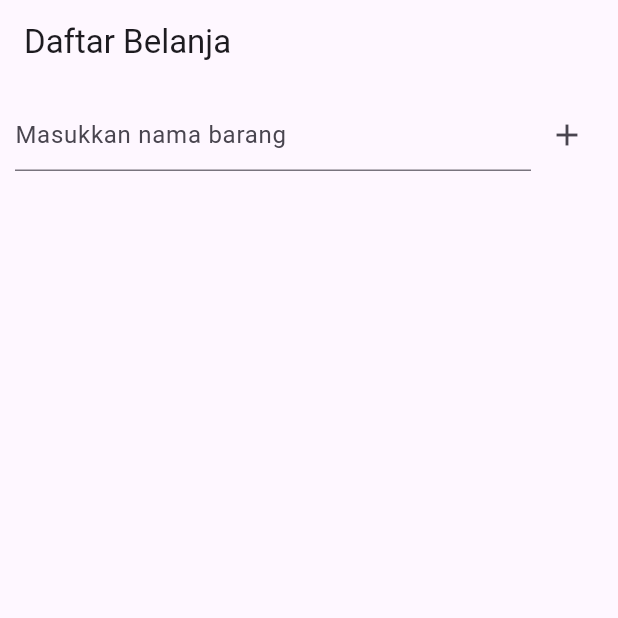
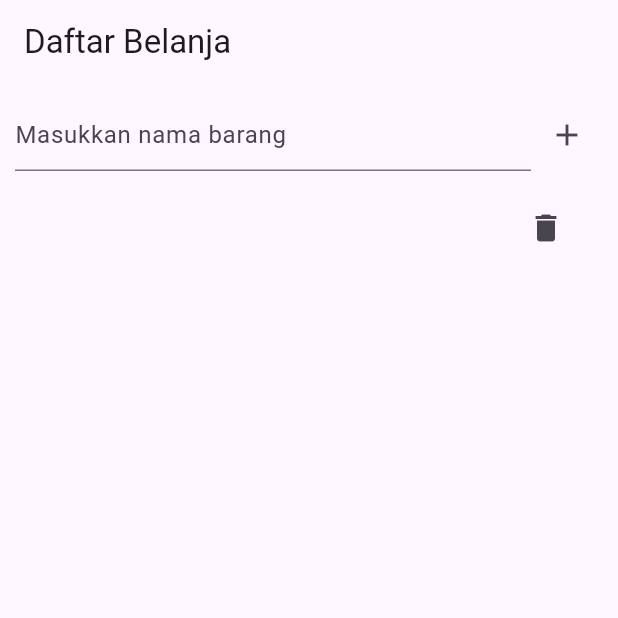
Before and after one commit to indraw26/daftar_belanja, a Flutter app: the screen it shows after launch, after a tap on the "add" icon, on a phone screen of 412 x 824 dp, the top half of it. Run offline on Flutter 3.47's test engine with Material 3 defaults, Android fonts, the phone set to English and light mode, and no system bars; our stand-ins replace firebase_core, firebase_database; accounts and stored records are empty.

Commit message:
add Delete Function on item
.

```diff
--- a/daftarbelanja/lib/screens/shopping_list_screen.dart
+++ b/daftarbelanja/lib/screens/shopping_list_screen.dart
@@ -37,10 +37,40 @@ class _ShoppingListScreenState extends State<ShoppingListScreen> {
                     _shoppingService.addShoppingItem(_controller.text);
                     _controller.clear();
                   },
-                )
+                ),
               ],
             ),
-          )
+          ),
+          // Children kedua
+          Expanded(
+              child: StreamBuilder<Map<String, String>>(
+            stream: _shoppingService.getShoppingList(),
+            builder: (context, snapshot) {
+              if (snapshot.hasData) {
+                Map<String, String> items = snapshot.data!;
+                return ListView.builder(
+                  itemCount: items.length,
+                  itemBuilder: (context, index) {
+                    final key = items.keys.elementAt(index);
+                    final item = items[key];
+                    return ListTile(
+                      title: Text(item!),
+                      trailing: IconButton(
+                        icon: const Icon(Icons.delete),
+                        onPressed: () {
+                          _shoppingService.removeShoppingItem(key);
+                        },
+                      ),
+                    );
+                  },
+                );
+              } else if (snapshot.hasError) {
+                return Center(child: Text("Error: ${snapshot.error}"));
+              } else {
+                return const Center(child: CircularProgressIndicator());
+              }
+            },
+          ))
         ],
       ),
     );
```
